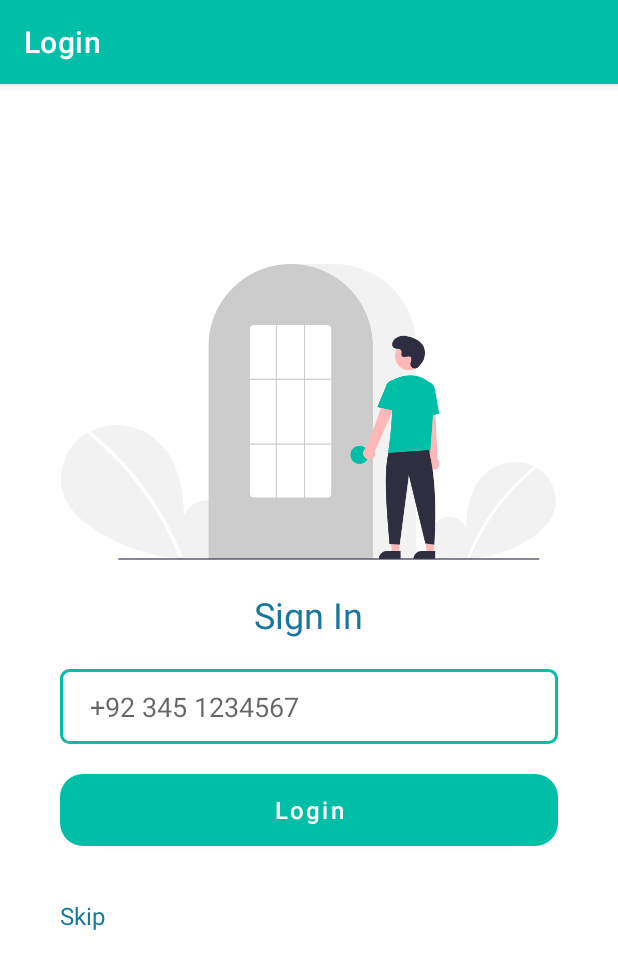
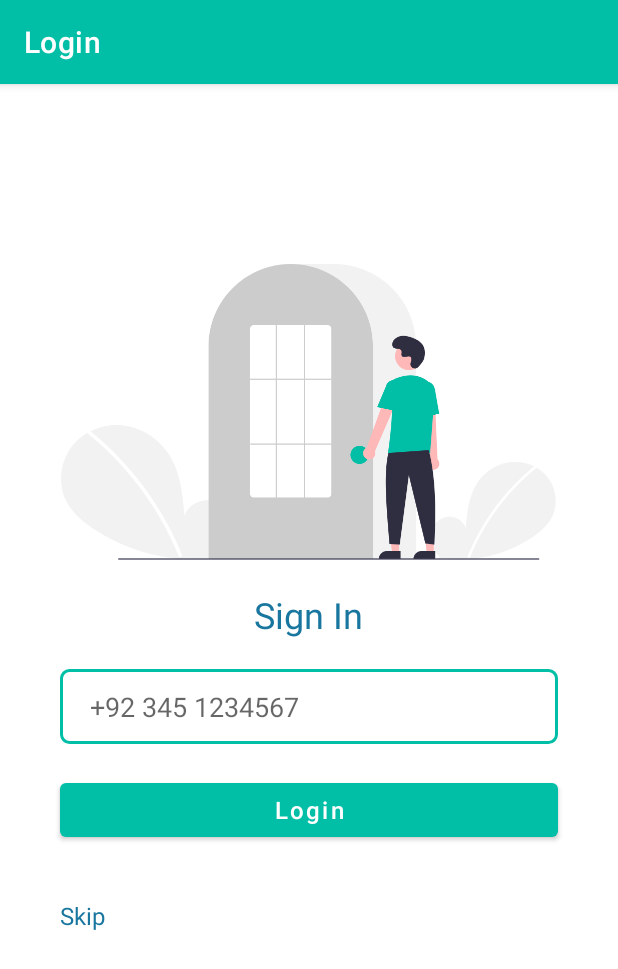
Before and after one commit to MArslan88/My-Doctor-App, an Android app: the LoginActivity screen opened directly, with no data from a screen before it, on a phone screen of 412 x 824 dp. Shown: the top 969 px of the screen. Run offline under Robolectric (Android 15) with nearby library versions, the phone set to English and light mode, and no system bars; our stand-ins replace Firebase (no records; nobody signed in at launch, a user with empty details on screens opened directly).

Commit message:
PhoneLogin Updates

```diff
--- a/app/src/main/java/com/mhdarslan/mydoctorapp/LoginActivity.java
+++ b/app/src/main/java/com/mhdarslan/mydoctorapp/LoginActivity.java
@@ -106,11 +106,8 @@ public class LoginActivity extends AppCompatActivity {
                     PhoneAuthCredential credential = PhoneAuthProvider.getCredential(mVerificationId, verificationCode);
                     signInWithPhoneAuthCredential(credential);
                 }
-
             }
         });
-
-
 
 
         callbacks = new PhoneAuthProvider.OnVerificationStateChangedCallbacks() {
@@ -154,10 +151,7 @@ public class LoginActivity extends AppCompatActivity {
                 // to VISIBLE the button and EditText for verify code, after sending verification code
                 VerifyButton.setVisibility(View.VISIBLE);
                 InputVerificationCode.setVisibility(View.VISIBLE);
-
-
             }
-
         };
     }
 
--- a/app/src/main/res/layout/activity_login.xml
+++ b/app/src/main/res/layout/activity_login.xml
@@ -78,7 +78,7 @@
                 android:layout_marginTop="20dp"
                 android:layout_marginLeft="40dp"
                 android:layout_marginRight="40dp"
-                android:background="@drawable/btn_bg"
+                android:windowBackground="@drawable/btn_bg"
                 />
             <Button
                 android:id="@+id/verify_button"
--- a/app/src/main/res/layout/activity_main.xml
+++ b/app/src/main/res/layout/activity_main.xml
@@ -4,7 +4,6 @@
     xmlns:tools="http://schemas.android.com/tools"
     android:layout_width="match_parent"
     android:layout_height="match_parent"
-    android:layout_gravity="center_horizontal"
     tools:context=".MainActivity">
 
 
```
